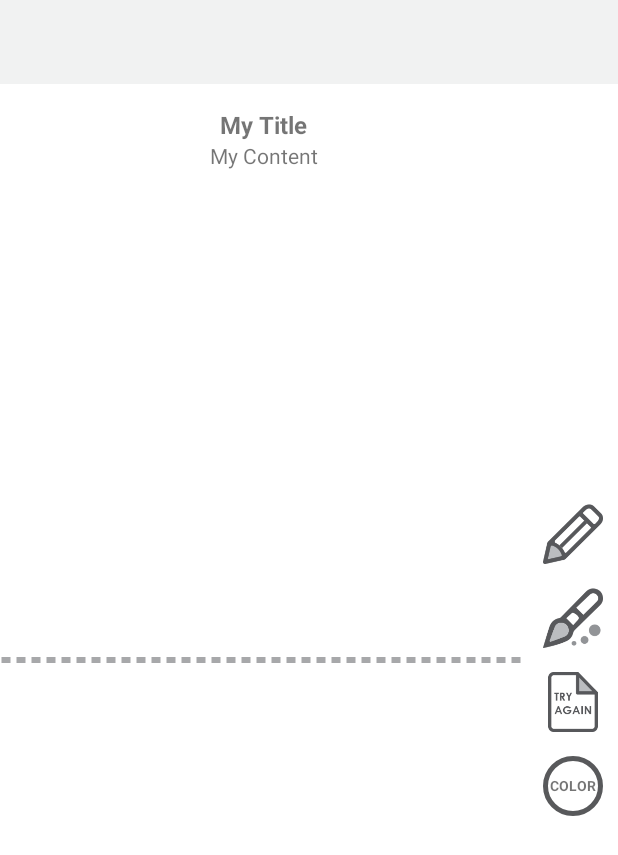
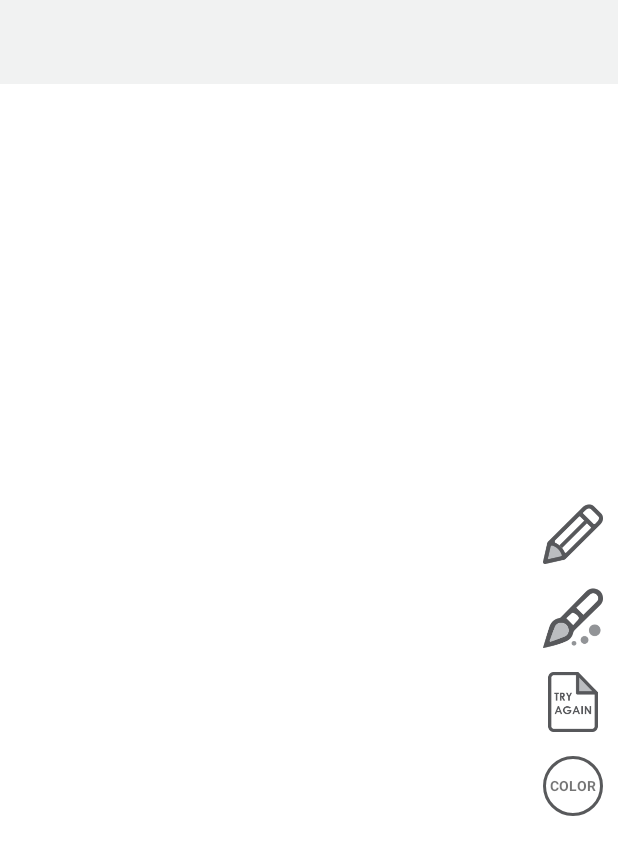
Before and after one commit to bb2002/Hangrim, an Android app: the layout fragment_shuffle_dpicture.xml on its own in the app's theme, with its tools: preview values and no code run, on a phone screen of 412 x 824 dp. Shown: the top 855 px of the screen. Run offline under Robolectric (Android 15) with nearby library versions, the phone set to English and light mode, and no system bars.

Commit message:
01.08 2019 HGDrawing engine is attached. Sign is attached.

```diff
--- a/app/src/main/AndroidManifest.xml
+++ b/app/src/main/AndroidManifest.xml
@@ -49,7 +49,8 @@
         <!-- Create Sign Activity -->
         <activity
                 android:name="kr.saintdev.hangrim.views.activities.drawing.CreateSignActivity"
-                android:screenOrientation="landscape" />
+                android:screenOrientation="landscape"
+                android:theme="@style/NoActionBarAppTheme"/>
 
         <!-- Preview Activitys -->
         <activity android:name=".views.activities.preview.DrawingPreviewActivity"
--- a/app/src/main/java/kr/saintdev/hangrim/modules/hgdrawing/HGPaintView.kt
+++ b/app/src/main/java/kr/saintdev/hangrim/modules/hgdrawing/HGPaintView.kt
@@ -36,6 +36,9 @@ class HGPaintView : RelativeLayout {
     private lateinit var actionbarUndoButton: ImageButton       // Undo
     private lateinit var actionbarRedoButton: ImageButton       // Redo
 
+    private lateinit var commentTitleView: TextView             // Comment title
+    private lateinit var commentContentView: TextView           // Comment content
+
     private var canvasView: HGSurfaceView? = null           // Canvas surface
     private var hgCanvasProperty = HGCanvasProperty()       // Canvas Property
 
@@ -52,8 +55,9 @@ class HGPaintView : RelativeLayout {
         // attr set
         if(attrs != null) {
             val attr = context.obtainStyledAttributes(attrs, R.styleable.HGPaintView)
-            this.rootView.findViewById<TextView>(R.id.hgpaint_comment_title).text = attr.getString(R.styleable.HGPaintView_commentTitle)
-            this.rootView.findViewById<TextView>(R.id.hgpaint_comment_content).text = attr.getString(R.styleable.HGPaintView_commentContent)
+            this.commentTitleView = this.rootView.findViewById(R.id.hgpaint_comment_title)
+            this.commentContentView = this.rootView.findViewById(R.id.hgpaint_comment_content)
+            setComment(attr.getString(R.styleable.HGPaintView_commentTitle) ?: "", attr.getString(R.styleable.HGPaintView_commentContent) ?: "")
 
             this.rootView.findViewById<ImageView>(R.id.hgpaint_divide_right).visibility =
                     if(attr.getBoolean(R.styleable.HGPaintView_divideVertical, false)) View.VISIBLE else View.GONE
@@ -192,4 +196,14 @@ class HGPaintView : RelativeLayout {
      * Export image file
      */
     fun exportImage(file: File) = canvasView?.exportDrawing(file)
+
+    /**
+     * @Date 01.08 2019
+     * Set comment
+     */
+    fun setComment(title: String, content: String) {
+        this.commentTitleView.text = title
+        this.commentContentView.text = content
+    }
+
 }
--- a/app/src/main/java/kr/saintdev/hangrim/modules/hgdrawing/core/HGSurfaceView.kt
+++ b/app/src/main/java/kr/saintdev/hangrim/modules/hgdrawing/core/HGSurfaceView.kt
@@ -93,7 +93,7 @@ class HGSurfaceView(context: Context, val property: HGCanvasProperty = HGCanvasP
         val canvas = Canvas(bitmap)
 
         // Draw White
-        canvas.drawARGB(255, 255, 255, 255)
+        canvas.drawARGB(if(property.isAlpha) 0 else 255, 255, 255, 255)
 
         // Draw User image
         for (i in 1 until points.size) {
@@ -110,7 +110,7 @@ class HGSurfaceView(context: Context, val property: HGCanvasProperty = HGCanvasP
         return try {
             // Create Bitmap file
             fos = FileOutputStream(filename)
-            bitmap.compress(Bitmap.CompressFormat.JPEG, 80, fos)
+            bitmap.compress(Bitmap.CompressFormat.PNG, 100, fos)
             fos.close()
             filename
         } catch(ex: Exception) {
--- a/app/src/main/java/kr/saintdev/hangrim/modules/hgdrawing/core/HGThread.kt
+++ b/app/src/main/java/kr/saintdev/hangrim/modules/hgdrawing/core/HGThread.kt
@@ -21,7 +21,7 @@ class HGThread(val holder: SurfaceHolder, val surfaceView: HGSurfaceView) : Thre
                 if(canvas != null) {
                     synchronized(holder) {
                         // request draw call.
-                        canvas.drawARGB(if(surfaceView.property.isAlpha) 0 else 255, 255, 255, 255)
+                        canvas.drawARGB(255, 255, 255, 255)
                         drawCallPlaceholder(canvas)
                         drawCall(canvas)
                     }
--- a/app/src/main/java/kr/saintdev/hangrim/views/activities/drawing/ShuffleActivity.kt
+++ b/app/src/main/java/kr/saintdev/hangrim/views/activities/drawing/ShuffleActivity.kt
@@ -22,16 +22,11 @@ import kr.saintdev.hangrim.views.fragments.shuffle.ShuffleFragment
  * Hangrim Shuffle Activity.
  */
 class ShuffleActivity : AppCompatActivity() {
-    private lateinit var toolbar: Toolbar
     val fragmentTemp = mutableMapOf<String, Any?>()           // 프래그먼트의 임시 저장 공간
 
     override fun onCreate(savedInstanceState: Bundle?) {
         super.onCreate(savedInstanceState)
         setContentView(R.layout.activity_hangrim_shuffle)
-
-        // Toolbar setting
-        this.toolbar = findViewById(R.id.toolbar)
-        setSupportActionBar(this.toolbar)
 
         // 화면을 이동 한다.
         gotoForward()
--- a/app/src/main/res/drawable/ic_hgpaint_color.xml
+++ b/app/src/main/res/drawable/ic_hgpaint_color.xml
@@ -1,6 +1,6 @@
 <?xml version="1.0" encoding="utf-8"?>
 <shape xmlns:android="http://schemas.android.com/apk/res/android" android:shape="oval">
     <stroke
-            android:width="3dp"
+            android:width="2dp"
             android:color="#58595B" />
 </shape>
--- a/app/src/main/res/layout/fragment_shuffle_dpicture.xml
+++ b/app/src/main/res/layout/fragment_shuffle_dpicture.xml
@@ -8,13 +8,10 @@
             android:layout_height="match_parent"
             android:id="@+id/canvas"
             app:canvasAlpha="false"
-            app:commentTitle="My Title"
-            app:commentContent="My Content"
-            app:divideHorizon="true"
+            app:divideHorizon="false"
             app:divideVertical="false"
-            app:colorToolEnable="false"
-            app:placeholder="안녕 하세요."
+            app:colorToolEnable="true"
             app:canvasWidth="-1"
-            app:canvasHeight="160"
+            app:canvasHeight="-1"
     />
 </FrameLayout>
--- a/app/src/main/res/values/strings.xml
+++ b/app/src/main/res/values/strings.xml
@@ -17,6 +17,7 @@
     <string name="common_error">An error occurred.</string>
     <string name="common_warn">저런!</string>
     <string name="common_file_err">File not found.</string>
+    <string name="common_loading">Loading...</string>
 
     <string name="shuffle_paint_title">Write Hangeul along the line!</string>
     <string name="shuffle_draw_picture_title">Draw a picture that reminds you of the word</string>
```
Also changed, not shown: app/src/main/java/kr/saintdev/hangrim/libs/func/HangrimFunctions.kt (+2 -6 lines), app/src/main/java/kr/saintdev/hangrim/modules/hgimage/HGImage.kt (+24 -1 lines), app/src/main/java/kr/saintdev/hangrim/views/activities/drawing/CreateSignActivity.kt (+23 -30 lines), app/src/main/java/kr/saintdev/hangrim/views/fragments/shuffle/DrawPictureFragment.kt (+24 -21 lines), app/src/main/java/kr/saintdev/hangrim/views/fragments/shuffle/ShareFragment.kt (+7 -0 lines), app/src/main/java/kr/saintdev/hangrim/views/fragments/shuffle/ShuffleFragment.kt (+24 -29 lines), app/src/main/res/layout/activity_create_sign.xml (+10 -1 lines), app/src/main/res/layout/activity_hangrim_shuffle.xml (+1 -10 lines), app/src/main/res/layout/fragment_shuffle_word.xml (+4 -5 lines), app/src/main/res/layout/hgpaint_actionbar.xml (+4 -4 lines).
